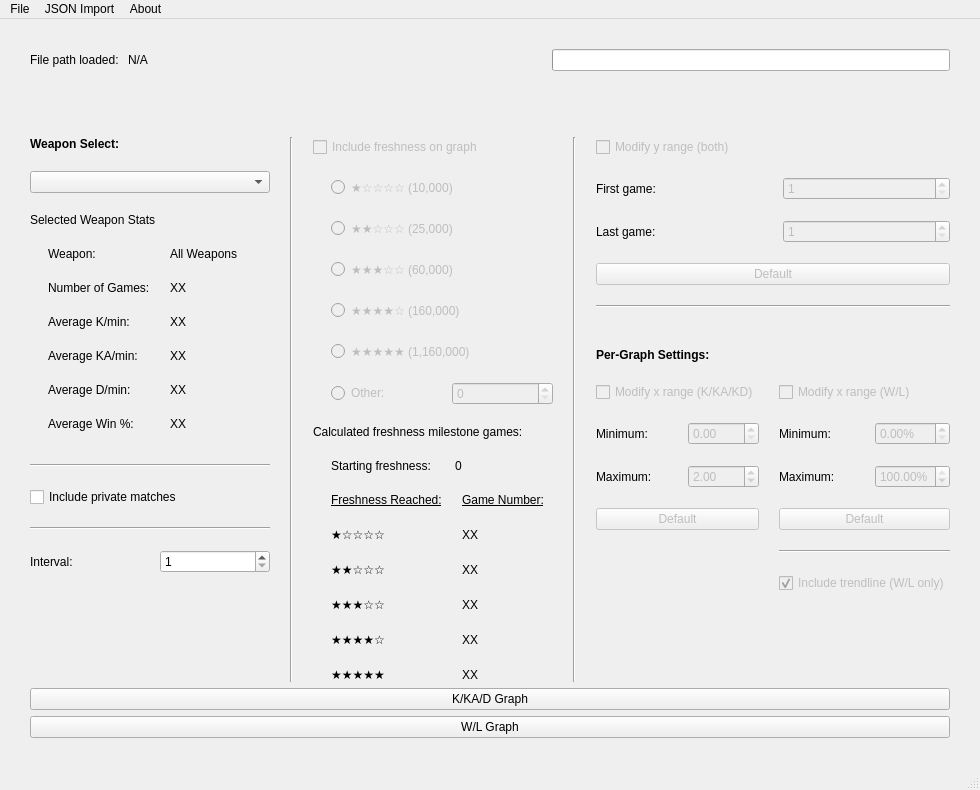
Old version of the form Main_UI.ui in the repository hacceuee/s3-weapon-graphs.
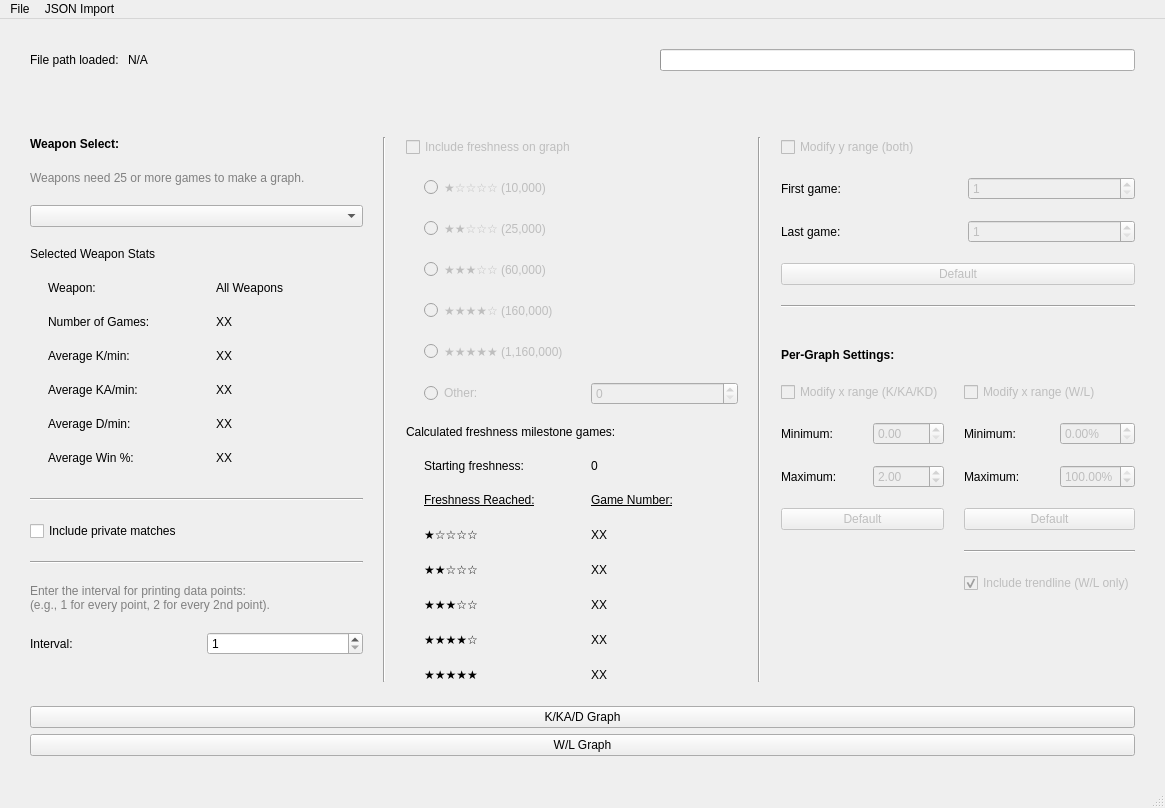
New version of the form. Icons and pictures are not drawn.

```diff
--- a/Main_UI.ui
+++ b/Main_UI.ui
@@ -6,8 +6,8 @@
    <rect>
     <x>0</x>
     <y>0</y>
-    <width>980</width>
-    <height>649</height>
+    <width>1165</width>
+    <height>785</height>
    </rect>
   </property>
   <property name="windowTitle">
@@ -59,9 +59,32 @@
           <property name="orientation">
            <enum>Qt::Horizontal</enum>
           </property>
+          <property name="sizeType">
+           <enum>QSizePolicy::Fixed</enum>
+          </property>
           <property name="sizeHint" stdset="0">
            <size>
-            <width>28</width>
+            <width>18</width>
+            <height>20</height>
+           </size>
+          </property>
+         </spacer>
+        </item>
+        <item>
+         <widget class="QLabel" name="Mod_PlayerName">
+          <property name="text">
+           <string/>
+          </property>
+         </widget>
+        </item>
+        <item>
+         <spacer name="horizontalSpacer">
+          <property name="orientation">
+           <enum>Qt::Horizontal</enum>
+          </property>
+          <property name="sizeHint" stdset="0">
+           <size>
+            <width>18</width>
             <height>20</height>
            </size>
           </property>
@@ -126,6 +149,13 @@
             </property>
            </widget>
           </item>
+          <item>
+           <widget class="QLabel" name="label">
+            <property name="text">
+             <string>&lt;html&gt;&lt;head/&gt;&lt;body&gt;&lt;p&gt;&lt;span style=&quot; color:#808080;&quot;&gt;Weapons need 25 or more games to make a graph.&lt;/span&gt;&lt;/p&gt;&lt;/body&gt;&lt;/html&gt;</string>
+            </property>
+           </widget>
+          </item>
           <item>
            <widget class="QComboBox" name="DropDown_WeaponSelect"/>
           </item>
@@ -291,6 +321,13 @@
             </property>
            </widget>
           </item>
+          <item>
+           <widget class="QLabel" name="label_2">
+            <property name="text">
+             <string>&lt;html&gt;&lt;head/&gt;&lt;body&gt;&lt;p&gt;&lt;span style=&quot; color:#808080;&quot;&gt;Enter the interval for printing data points: &lt;br/&gt;(e.g., 1 for every point, 2 for every 2nd point).&lt;/span&gt;&lt;/p&gt;&lt;/body&gt;&lt;/html&gt;</string>
+            </property>
+           </widget>
+          </item>
           <item>
            <layout class="QHBoxLayout" name="Layout_Interval">
             <item>
@@ -317,7 +354,7 @@
             <property name="sizeHint" stdset="0">
              <size>
               <width>13</width>
-              <height>88</height>
+              <height>10</height>
              </size>
             </property>
            </spacer>
@@ -920,7 +957,7 @@
             <property name="sizeHint" stdset="0">
              <size>
               <width>10</width>
-              <height>88</height>
+              <height>10</height>
              </size>
             </property>
            </spacer>
@@ -929,6 +966,22 @@
         </item>
        </layout>
       </item>
+      <item>
+       <spacer name="verticalSpacer">
+        <property name="orientation">
+         <enum>Qt::Vertical</enum>
+        </property>
+        <property name="sizeType">
+         <enum>QSizePolicy::Fixed</enum>
+        </property>
+        <property name="sizeHint" stdset="0">
+         <size>
+          <width>10</width>
+          <height>18</height>
+         </size>
+        </property>
+       </spacer>
+      </item>
       <item>
        <layout class="QVBoxLayout" name="Layout_GraphSelections">
         <item>
@@ -951,6 +1004,19 @@
           </property>
          </widget>
         </item>
+        <item>
+         <spacer name="verticalSpacer_2">
+          <property name="orientation">
+           <enum>Qt::Vertical</enum>
+          </property>
+          <property name="sizeHint" stdset="0">
+           <size>
+            <width>20</width>
+            <height>40</height>
+           </size>
+          </property>
+         </spacer>
+        </item>
        </layout>
       </item>
      </layout>
@@ -962,7 +1028,7 @@
     <rect>
      <x>0</x>
      <y>0</y>
-     <width>980</width>
+     <width>1165</width>
      <height>26</height>
     </rect>
    </property>
@@ -981,16 +1047,8 @@
     <addaction name="separator"/>
     <addaction name="actionReload_file"/>
    </widget>
-   <widget class="QMenu" name="menuAbout">
-    <property name="title">
-     <string>About</string>
-    </property>
-    <addaction name="actionGitHub"/>
-    <addaction name="actionREADME_md"/>
-   </widget>
    <addaction name="menuFile"/>
    <addaction name="menuJSON_Import"/>
-   <addaction name="menuAbout"/>
   </widget>
   <widget class="QStatusBar" name="statusbar"/>
   <action name="actionImport_new_file">
```
Left out of the diff: 25 changed lines with no effect on the pictures.
